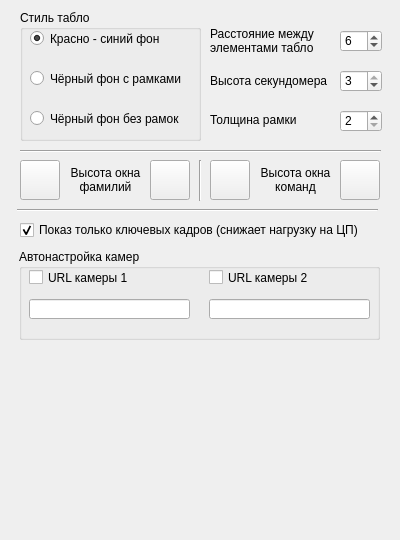
Qt form FormView.ui (zak2791/Tabloh2H) before a commit.
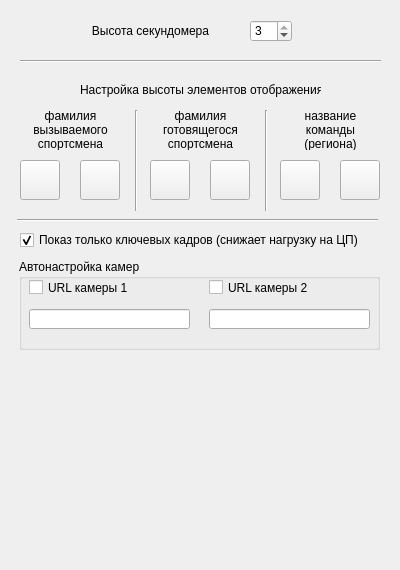
The same form after that commit. Icons and pictures are not drawn.

What changed in the file:
```diff
--- a/FormView.ui
+++ b/FormView.ui
@@ -13,7 +13,7 @@
     <x>0</x>
     <y>0</y>
     <width>400</width>
-    <height>540</height>
+    <height>570</height>
    </rect>
   </property>
   <property name="sizePolicy">
@@ -25,13 +25,13 @@
   <property name="minimumSize">
    <size>
     <width>400</width>
-    <height>540</height>
+    <height>570</height>
    </size>
   </property>
   <property name="maximumSize">
    <size>
     <width>400</width>
-    <height>540</height>
+    <height>570</height>
    </size>
   </property>
   <property name="windowTitle">
@@ -41,66 +41,11 @@
    <iconset>
     <normaloff>tablo.ico</normaloff>tablo.ico</iconset>
   </property>
-  <widget class="QGroupBox" name="groupBox">
-   <property name="geometry">
-    <rect>
-     <x>20</x>
-     <y>10</y>
-     <width>181</width>
-     <height>131</height>
-    </rect>
-   </property>
-   <property name="title">
-    <string>Стиль табло</string>
-   </property>
-   <widget class="QRadioButton" name="rbView1">
-    <property name="geometry">
-     <rect>
-      <x>10</x>
-      <y>20</y>
-      <width>171</width>
-      <height>17</height>
-     </rect>
-    </property>
-    <property name="text">
-     <string>Красно - синий фон</string>
-    </property>
-    <property name="checked">
-     <bool>true</bool>
-    </property>
-   </widget>
-   <widget class="QRadioButton" name="rbView2">
-    <property name="geometry">
-     <rect>
-      <x>10</x>
-      <y>60</y>
-      <width>171</width>
-      <height>17</height>
-     </rect>
-    </property>
-    <property name="text">
-     <string>Чёрный фон с рамками</string>
-    </property>
-   </widget>
-   <widget class="QRadioButton" name="rbView3">
-    <property name="geometry">
-     <rect>
-      <x>10</x>
-      <y>100</y>
-      <width>171</width>
-      <height>17</height>
-     </rect>
-    </property>
-    <property name="text">
-     <string>Чёрный фон без рамок</string>
-    </property>
-   </widget>
-  </widget>
   <widget class="QSpinBox" name="sbSec">
    <property name="geometry">
     <rect>
-     <x>340</x>
-     <y>70</y>
+     <x>250</x>
+     <y>20</y>
      <width>42</width>
      <height>22</height>
     </rect>
@@ -115,101 +60,27 @@
     <number>3</number>
    </property>
   </widget>
-  <widget class="QSpinBox" name="sbSpacing">
-   <property name="geometry">
-    <rect>
-     <x>340</x>
-     <y>30</y>
-     <width>42</width>
-     <height>22</height>
-    </rect>
-   </property>
-   <property name="maximum">
-    <number>14</number>
-   </property>
-   <property name="value">
-    <number>6</number>
-   </property>
-  </widget>
-  <widget class="QSpinBox" name="sbFrame">
-   <property name="enabled">
-    <bool>true</bool>
-   </property>
-   <property name="geometry">
-    <rect>
-     <x>340</x>
-     <y>110</y>
-     <width>42</width>
-     <height>22</height>
-    </rect>
-   </property>
-   <property name="readOnly">
-    <bool>false</bool>
-   </property>
-   <property name="minimum">
-    <number>2</number>
-   </property>
-   <property name="maximum">
-    <number>10</number>
-   </property>
-   <property name="singleStep">
-    <number>1</number>
-   </property>
-   <property name="value">
-    <number>2</number>
-   </property>
-   <property name="displayIntegerBase">
-    <number>10</number>
-   </property>
-  </widget>
-  <widget class="QLabel" name="lblMargin">
-   <property name="geometry">
-    <rect>
-     <x>210</x>
-     <y>25</y>
-     <width>131</width>
-     <height>31</height>
-    </rect>
-   </property>
-   <property name="text">
-    <string>Расстояние между 
-элементами табло</string>
-   </property>
-  </widget>
   <widget class="QLabel" name="lblSpace">
    <property name="geometry">
     <rect>
-     <x>210</x>
-     <y>65</y>
-     <width>131</width>
-     <height>31</height>
-    </rect>
-   </property>
-   <property name="text">
-    <string>Высота секундомера</string>
-   </property>
-   <property name="alignment">
-    <set>Qt::AlignLeading|Qt::AlignLeft|Qt::AlignVCenter</set>
-   </property>
-  </widget>
-  <widget class="QLabel" name="lblFrame">
-   <property name="geometry">
-    <rect>
-     <x>210</x>
-     <y>109</y>
-     <width>131</width>
+     <x>80</x>
+     <y>20</y>
+     <width>141</width>
      <height>21</height>
     </rect>
    </property>
    <property name="text">
-    <string>Толщина рамки</string>
+    <string>Высота секундомера</string>
+   </property>
+   <property name="alignment">
+    <set>Qt::AlignCenter</set>
    </property>
   </widget>
   <widget class="Line" name="line">
    <property name="geometry">
     <rect>
      <x>20</x>
-     <y>143</y>
+     <y>53</y>
      <width>361</width>
      <height>16</height>
     </rect>
@@ -221,10 +92,10 @@
   <widget class="Line" name="line_2">
    <property name="geometry">
     <rect>
-     <x>190</x>
-     <y>160</y>
+     <x>126</x>
+     <y>110</y>
      <width>20</width>
-     <height>41</height>
+     <height>101</height>
     </rect>
    </property>
    <property name="orientation">
@@ -234,15 +105,16 @@
   <widget class="QLabel" name="label_6">
    <property name="geometry">
     <rect>
-     <x>60</x>
-     <y>160</y>
-     <width>91</width>
+     <x>30</x>
+     <y>110</y>
+     <width>81</width>
      <height>40</height>
     </rect>
    </property>
    <property name="text">
-    <string>Высота окна
-фамилий</string>
+    <string>фамилия
+вызываемого
+спортсмена</string>
    </property>
    <property name="alignment">
     <set>Qt::AlignCenter</set>
@@ -251,15 +123,16 @@
   <widget class="QLabel" name="label_7">
    <property name="geometry">
     <rect>
-     <x>250</x>
-     <y>160</y>
-     <width>91</width>
+     <x>300</x>
+     <y>110</y>
+     <width>61</width>
      <height>40</height>
     </rect>
    </property>
    <property name="text">
-    <string>Высота окна
-команд</string>
+    <string>название
+команды
+(региона)</string>
    </property>
    <property name="alignment">
     <set>Qt::AlignCenter</set>
@@ -269,7 +142,7 @@
    <property name="geometry">
     <rect>
      <x>17</x>
-     <y>200</y>
+     <y>210</y>
      <width>361</width>
      <height>20</height>
     </rect>
@@ -298,7 +171,7 @@
   <widget class="QPushButton" name="btnNameUp">
    <property name="geometry">
     <rect>
-     <x>150</x>
+     <x>80</x>
      <y>160</y>
      <width>40</width>
      <height>40</height>
@@ -315,7 +188,7 @@
   <widget class="QPushButton" name="btnRegDown">
    <property name="geometry">
     <rect>
-     <x>210</x>
+     <x>280</x>
      <y>160</y>
      <width>40</width>
      <height>40</height>
@@ -350,9 +223,9 @@
    <property name="geometry">
     <rect>
      <x>26</x>
-     <y>360</y>
+     <y>370</y>
      <width>351</width>
-     <height>161</height>
+     <height>176</height>
     </rect>
    </property>
    <property name="text">
@@ -363,7 +236,7 @@
    <property name="geometry">
     <rect>
      <x>20</x>
-     <y>220</y>
+     <y>230</y>
      <width>361</width>
      <height>20</height>
     </rect>
@@ -379,7 +252,7 @@
    <property name="geometry">
     <rect>
      <x>19</x>
-     <y>249</y>
+     <y>259</y>
      <width>361</width>
      <height>91</height>
     </rect>
@@ -434,6 +307,84 @@
     </property>
    </widget>
   </widget>
+  <widget class="Line" name="line_4">
+   <property name="geometry">
+    <rect>
+     <x>256</x>
+     <y>110</y>
+     <width>20</width>
+     <height>101</height>
+    </rect>
+   </property>
+   <property name="orientation">
+    <enum>Qt::Vertical</enum>
+   </property>
+  </widget>
+  <widget class="QPushButton" name="btnNextNameDown">
+   <property name="geometry">
+    <rect>
+     <x>150</x>
+     <y>160</y>
+     <width>40</width>
+     <height>40</height>
+    </rect>
+   </property>
+   <property name="text">
+    <string/>
+   </property>
+   <property name="icon">
+    <iconset resource="res.qrc">
+     <normaloff>:/images/DOWN.png</normaloff>:/images/DOWN.png</iconset>
+   </property>
+  </widget>
+  <widget class="QPushButton" name="btnNextNameUp">
+   <property name="geometry">
+    <rect>
+     <x>210</x>
+     <y>160</y>
+     <width>40</width>
+     <height>40</height>
+    </rect>
+   </property>
+   <property name="text">
+    <string/>
+   </property>
+   <property name="icon">
+    <iconset resource="res.qrc">
+     <normaloff>:/images/UP.png</normaloff>:/images/UP.png</iconset>
+   </property>
+  </widget>
+  <widget class="QLabel" name="label_8">
+   <property name="geometry">
+    <rect>
+     <x>160</x>
+     <y>110</y>
+     <width>81</width>
+     <height>40</height>
+    </rect>
+   </property>
+   <property name="text">
+    <string>фамилия
+готовящегося
+спортсмена</string>
+   </property>
+   <property name="alignment">
+    <set>Qt::AlignCenter</set>
+   </property>
+  </widget>
+  <widget class="QLabel" name="label">
+   <property name="geometry">
+    <rect>
+     <x>80</x>
+     <y>80</y>
+     <width>241</width>
+     <height>20</height>
+    </rect>
+   </property>
+   <property name="text">
+    <string>Настройка высоты элементов отображения:</string>
+   </property>
+  </widget>
  </widget>
  <resources>
   <include location="res.qrc"/>
```
Left out of the diff: 35 changed lines with no effect on the pictures.
